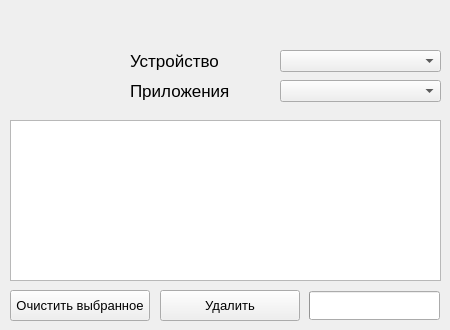
Before: the Qt Designer form ui.ui in m0t9/SAR, drawn with Qt 5.
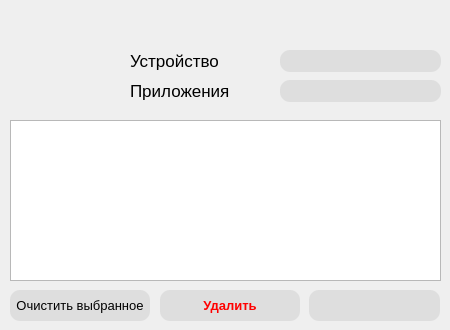
After: the same form once the commit is applied. Icons and pictures are not drawn.

Commit message: Updated main window UI

Diff of the .ui file:
```diff
--- a/ui.ui
+++ b/ui.ui
@@ -60,6 +60,30 @@
       <height>22</height>
      </rect>
     </property>
+    <property name="styleSheet">
+     <string notr="true">QComboBox::drop-down { 
+	border-left-width: 0px;
+	width: 0px;
+	border-right-width: 0px;
+	border: solid gray;
+	border-radius: 10;
+	background-color: #dedede;
+}
+QComboBox {
+	border: solid gray;
+	border-radius: 10;
+	background-color: #dedede;
+}
+QComboBox QAbstractItemView {
+    border-bottom-right-radius: 10px;
+    border-bottom-left-radius: 10px;
+    background: #dedede;
+    border: 1px solid gray;
+}</string>
+    </property>
+    <property name="frame">
+     <bool>true</bool>
+    </property>
    </widget>
    <widget class="QLabel" name="model_label">
     <property name="geometry">
@@ -91,8 +115,26 @@
     <property name="font">
      <font>
       <pointsize>10</pointsize>
+      <weight>75</weight>
+      <bold>true</bold>
      </font>
     </property>
+    <property name="styleSheet">
+     <string notr="true">QPushButton {
+	color: red;
+	border: solid gray;
+	border-radius: 10;
+	background-color: #dedede;
+}
+QPushButton:hover {
+	background-color: #cccccc;
+}
+
+QPushButton:pressed {
+	background-color: #c4c4c4;
+}
+</string>
+    </property>
     <property name="text">
      <string>Удалить</string>
     </property>
@@ -106,6 +148,27 @@
       <height>22</height>
      </rect>
     </property>
+    <property name="styleSheet">
+     <string notr="true">QComboBox::drop-down { 
+	border-left-width: 0px;
+	width: 0px;
+	border-right-width: 0px;
+	border: solid gray;
+	border-radius: 10;
+	background-color: #dedede;
+}
+QComboBox {
+	border: solid gray;
+	border-radius: 10;
+	background-color: #dedede;
+}
+QComboBox QAbstractItemView {
+    border-bottom-right-radius: 10px;
+    border-bottom-left-radius: 10px;
+    background: #dedede;
+    border: 1px solid gray;
+}</string>
+    </property>
     <property name="editable">
      <bool>false</bool>
     </property>
@@ -154,8 +217,24 @@
     <property name="font">
      <font>
       <pointsize>10</pointsize>
+      <weight>50</weight>
+      <bold>false</bold>
      </font>
     </property>
+    <property name="styleSheet">
+     <string notr="true">QPushButton {
+	border: solid gray;
+	border-radius: 10;
+	background-color: #dedede;
+}
+QPushButton:hover {
+	background-color: #cccccc;
+}
+QPushButton:pressed {
+	background-color: #c4c4c4;
+}
+</string>
+    </property>
     <property name="text">
      <string>Очистить выбранное</string>
     </property>
@@ -177,11 +256,24 @@
     <property name="geometry">
      <rect>
       <x>309</x>
-      <y>291</y>
+      <y>290</y>
       <width>131</width>
-      <height>29</height>
+      <height>31</height>
      </rect>
     </property>
+    <property name="styleSheet">
+     <string notr="true">QProgressBar
+{
+border: solid grey;
+border-radius: 10px;
+background-color: #dedede;
+}
+QProgressBar::chunk 
+{
+background-color: #00ff00;
+border-radius :10px;
+}      </string>
+    </property>
     <property name="value">
      <number>0</number>
     </property>
```
Left out of the diff: 7 changed lines with no effect on the pictures. The commit also changes 1 other file.
